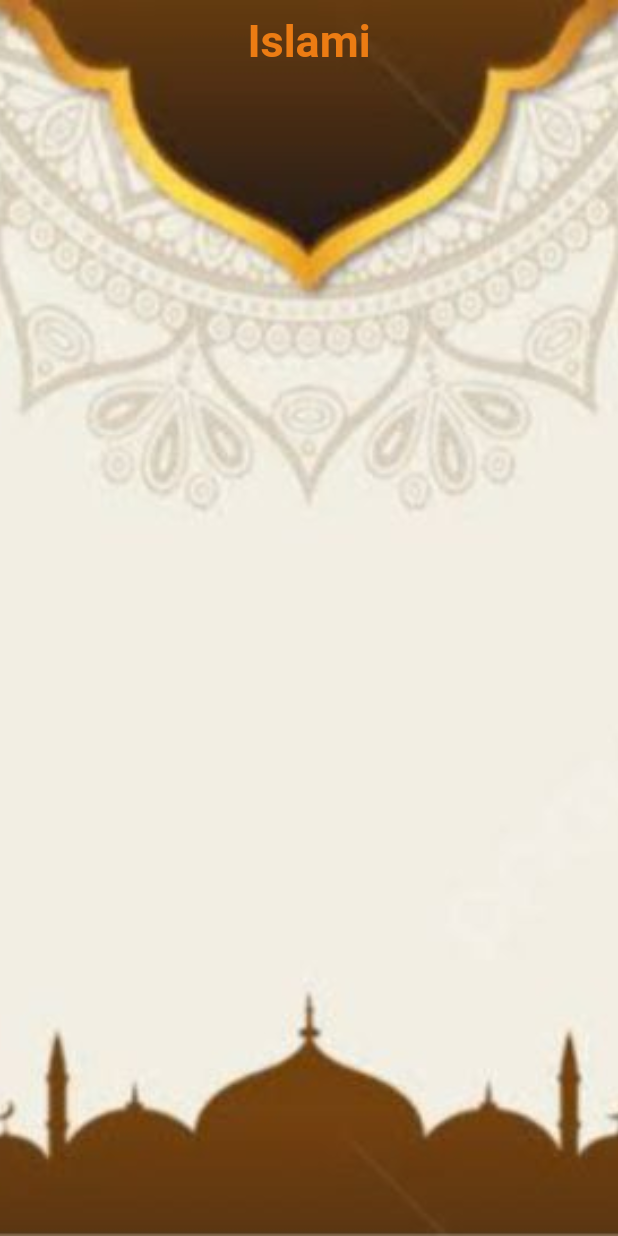
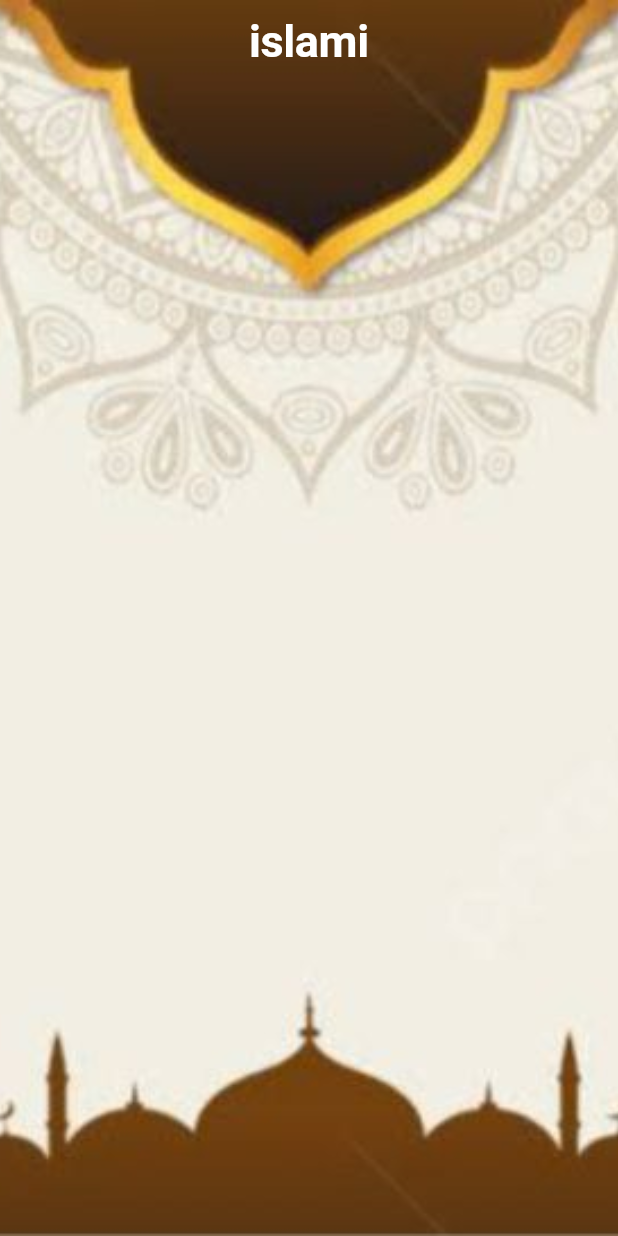
Before and after one commit to abeerghorab/islami-app, a Flutter app: the screen it shows after launch, on a phone screen of 412 x 824 dp. Run offline on Flutter 3.47's test engine with Material 3 defaults, Android fonts, the phone set to English and light mode, and no system bars.

Commit message:
Mytheme_LightMode

```diff
--- /dev/null
+++ b/lib/My_theme.dart
@@ -0,0 +1,21 @@
+import 'package:flutter/material.dart';
+
+class MyThemeData {
+  static Color primartLight = Color(0xffB7935f);
+  static Color blackColor = Color(0xff242424);
+  static Color whiteColor = Colors.white;
+  static ThemeData LightMode = ThemeData(
+      primaryColor: primartLight,
+      scaffoldBackgroundColor: Colors.transparent,
+      appBarTheme: AppBarTheme(
+        backgroundColor: Colors.transparent,
+        elevation: 0,
+      ),
+      textTheme: TextTheme(
+          headline1: TextStyle(
+        fontSize: 30,
+        fontWeight: FontWeight.bold,
+        color: whiteColor,
+      )));
+  static ThemeData darkMode = ThemeData();
+}
--- a/lib/home_screen.dart
+++ b/lib/home_screen.dart
@@ -14,18 +14,15 @@ class HomeScreen extends StatelessWidget {
           fit: BoxFit.cover,
         ),
         Scaffold(
-          backgroundColor: Colors.transparent,
+          //backgroundColor: Colors.transparent,
           appBar: AppBar(
-              backgroundColor: Colors.transparent,
+              // backgroundColor: Colors.transparent,
               centerTitle: true,
               title: Text(
-                "Islami",
-                style: TextStyle(
-                    color: Color.fromARGB(255, 236, 124, 19),
-                    fontSize: 30,
-                    fontWeight: FontWeight.bold),
+                "islami",
+                style: Theme.of(context).textTheme.headline1,
               )),
-        )
+        ),
       ],
 
       /**/
--- a/lib/main.dart
+++ b/lib/main.dart
@@ -1,4 +1,5 @@
 import 'package:flutter/material.dart';
+import 'package:islami/My_theme.dart';
 import 'package:islami/home_screen.dart';
 
 void main() {
@@ -12,10 +13,11 @@
   Widget build(BuildContext context) {
     return MaterialApp(
       debugShowCheckedModeBanner: false,
+      initialRoute: HomeScreen.routeName,
       routes: {
         HomeScreen.routeName: (context) => HomeScreen(),
       },
-      initialRoute: HomeScreen.routeName,
+      theme: MyThemeData.LightMode,
     );
   }
 }
```
